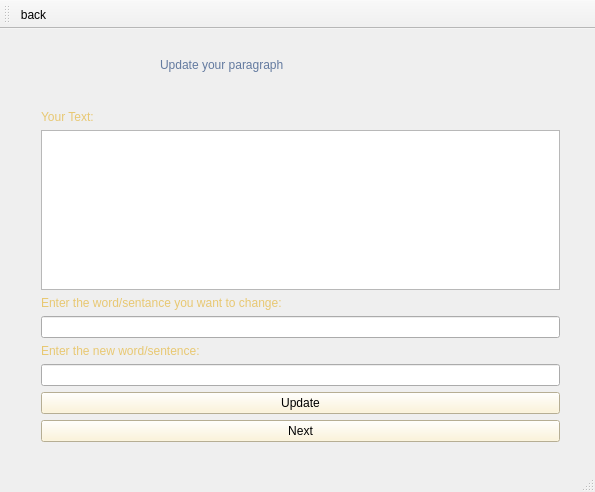
Rrr3rrr2004/Word-Frequency-Count, file UpdatePage.ui: the form before one commit.
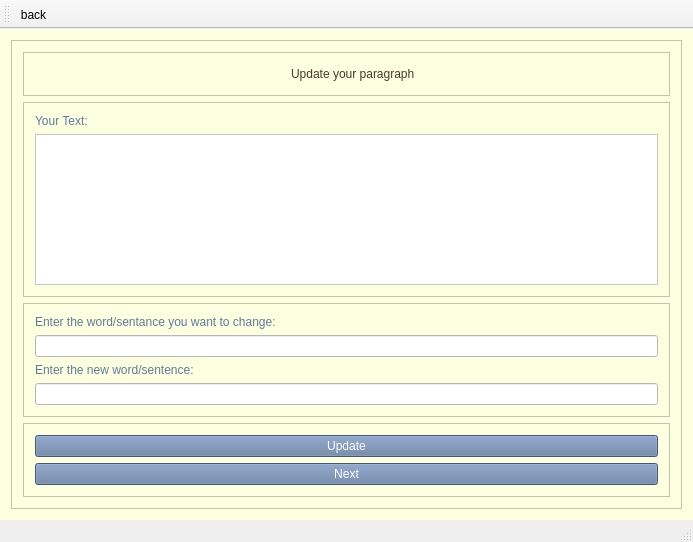
The form after the commit. Icons and pictures are not drawn.

```diff
--- a/UpdatePage.ui
+++ b/UpdatePage.ui
@@ -6,101 +6,184 @@
    <rect>
     <x>0</x>
     <y>0</y>
-    <width>595</width>
-    <height>492</height>
+    <width>693</width>
+    <height>542</height>
    </rect>
   </property>
   <property name="windowTitle">
    <string>UpdatePage</string>
   </property>
   <widget class="QWidget" name="centralWidget">
-   <widget class="QLabel" name="title">
-    <property name="geometry">
-     <rect>
-      <x>160</x>
-      <y>20</y>
-      <width>351</width>
-      <height>31</height>
-     </rect>
-    </property>
     <property name="styleSheet">
-     <string notr="true">color: rgb(99, 122, 159);
-font: 20pt &quot;Stencil&quot;;</string>
-    </property>
-    <property name="text">
-     <string>Update your paragraph</string>
-    </property>
-   </widget>
+    <string notr="true">background-color: rgb(252, 255, 224);</string>
+   </property>
+   <layout class="QGridLayout" name="gridLayout_6">
+    <item row="0" column="0">
+     <widget class="QFrame" name="frame">
+      <property name="frameShape">
+       <enum>QFrame::Shape::StyledPanel</enum>
+      </property>
+      <property name="frameShadow">
+       <enum>QFrame::Shadow::Raised</enum>
+      </property>
+      <layout class="QGridLayout" name="gridLayout_5">
+       <item row="0" column="0">
+        <widget class="QFrame" name="frame_2">
+         <property name="frameShape">
+          <enum>QFrame::Shape::StyledPanel</enum>
+         </property>
+         <property name="frameShadow">
+          <enum>QFrame::Shadow::Raised</enum>
+         </property>
+         <layout class="QGridLayout" name="gridLayout">
+          <item row="0" column="1">
    <widget class="QLabel" name="update">
-    <property name="geometry">
-     <rect>
-      <x>80</x>
-      <y>10</y>
-      <width>61</width>
-      <height>51</height>
-     </rect>
-    </property>
     <property name="text">
      <string/>
     </property>
    </widget>
-   <widget class="QWidget" name="layoutWidget">
-    <property name="geometry">
-     <rect>
-      <x>30</x>
-      <y>70</y>
-      <width>541</width>
-      <height>354</height>
-     </rect>
-    </property>
-    <layout class="QVBoxLayout" name="verticalLayout">
-     <item>
+          </item>
+          <item row="0" column="0">
+           <spacer name="horizontalSpacer">
+            <property name="orientation">
+             <enum>Qt::Orientation::Horizontal</enum>
+            </property>
+            <property name="sizeHint" stdset="0">
+             <size>
+              <width>40</width>
+              <height>20</height>
+             </size>
+            </property>
+           </spacer>
+          </item>
+          <item row="0" column="2">
+           <widget class="QLabel" name="title">
+            <property name="autoFillBackground">
+             <bool>false</bool>
+            </property>
+            <property name="styleSheet">
+             <string notr="true">font: 30pt &quot;Stencil&quot;;
+color: rgb(73, 57, 44);
+</string>
+            </property>
+            <property name="text">
+             <string>Update your paragraph</string>
+            </property>
+           </widget>
+          </item>
+          <item row="0" column="3">
+           <spacer name="horizontalSpacer_2">
+            <property name="orientation">
+             <enum>Qt::Orientation::Horizontal</enum>
+            </property>
+            <property name="sizeHint" stdset="0">
+             <size>
+              <width>40</width>
+              <height>20</height>
+             </size>
+            </property>
+           </spacer>
+          </item>
+         </layout>
+        </widget>
+       </item>
+       <item row="1" column="0">
+        <widget class="QFrame" name="frame_3">
+         <property name="frameShape">
+          <enum>QFrame::Shape::StyledPanel</enum>
+         </property>
+         <property name="frameShadow">
+          <enum>QFrame::Shadow::Raised</enum>
+         </property>
+         <layout class="QGridLayout" name="gridLayout_2">
+          <item row="0" column="0">
       <widget class="QLabel" name="subTitle">
        <property name="styleSheet">
-        <string notr="true">color: rgb(232, 200, 114);
-font: 700 12pt &quot;Times New Roman&quot;;</string>
+             <string notr="true">font: 700 15pt &quot;Times New Roman&quot;;
+color: rgb(99, 122, 159);</string>
        </property>
        <property name="text">
         <string>Your Text:</string>
        </property>
       </widget>
      </item>
-     <item>
+          <item row="1" column="0">
       <widget class="QTextEdit" name="textEdit">
+            <property name="styleSheet">
+             <string notr="true">font: 700 12pt &quot;Times New Roman&quot;;
+color: rgb(99, 122, 159);
+background-color: rgb(255, 255, 255);</string>
+            </property>
        <property name="readOnly">
         <bool>true</bool>
        </property>
       </widget>
      </item>
-     <item>
+         </layout>
+        </widget>
+       </item>
+       <item row="2" column="0">
+        <widget class="QFrame" name="frame_4">
+         <property name="frameShape">
+          <enum>QFrame::Shape::StyledPanel</enum>
+         </property>
+         <property name="frameShadow">
+          <enum>QFrame::Shadow::Raised</enum>
+         </property>
+         <layout class="QGridLayout" name="gridLayout_3">
+          <item row="0" column="0">
       <widget class="QLabel" name="subTitle1">
        <property name="styleSheet">
-        <string notr="true">color: rgb(232, 200, 114);
-font: 700 12pt &quot;Times New Roman&quot;;</string>
+             <string notr="true">font: 700 15pt &quot;Times New Roman&quot;;
+color: rgb(99, 122, 159);</string>
        </property>
        <property name="text">
         <string>Enter the word/sentance you want to change:</string>
        </property>
       </widget>
      </item>
-     <item>
-      <widget class="QLineEdit" name="oldLine"/>
-     </item>
-     <item>
+          <item row="1" column="0">
+           <widget class="QLineEdit" name="oldLine">
+            <property name="styleSheet">
+             <string notr="true">font: 700 12pt &quot;Times New Roman&quot;;
+color: rgb(99, 122, 159);
+background-color: rgb(255, 255, 255);</string>
+            </property>
+           </widget>
+          </item>
+          <item row="2" column="0">
       <widget class="QLabel" name="subTitle2">
        <property name="styleSheet">
-        <string notr="true">color: rgb(232, 200, 114);
-font: 700 12pt &quot;Times New Roman&quot;;</string>
+             <string notr="true">font: 700 15pt &quot;Times New Roman&quot;;
+color: rgb(99, 122, 159);</string>
        </property>
        <property name="text">
         <string>Enter the new word/sentence:</string>
        </property>
       </widget>
      </item>
-     <item>
-      <widget class="QLineEdit" name="newLine"/>
-     </item>
-     <item>
+          <item row="3" column="0">
+           <widget class="QLineEdit" name="newLine">
+            <property name="styleSheet">
+             <string notr="true">font: 700 12pt &quot;Times New Roman&quot;;
+color: rgb(99, 122, 159);
+background-color: rgb(255, 255, 255);</string>
+            </property>
+           </widget>
+          </item>
+         </layout>
+        </widget>
+       </item>
+       <item row="3" column="0">
+        <widget class="QFrame" name="frame_5">
+         <property name="frameShape">
+          <enum>QFrame::Shape::StyledPanel</enum>
+         </property>
+         <property name="frameShadow">
+          <enum>QFrame::Shadow::Raised</enum>
+         </property>
+         <layout class="QGridLayout" name="gridLayout_4">
+          <item row="0" column="0">
       <widget class="QPushButton" name="updateButton">
        <property name="sizePolicy">
         <sizepolicy hsizetype="Minimum" vsizetype="Preferred">
@@ -109,15 +192,16 @@
         </sizepolicy>
        </property>
        <property name="styleSheet">
-        <string notr="true">background-color: rgb(255, 243, 207);
-font: 700 10pt &quot;Times New Roman&quot;;</string>
+             <string notr="true">font: 700 15pt &quot;Traditional Arabic&quot;;
+background-color: rgb(99, 122, 159);
+color: rgb(255, 255, 255);</string>
        </property>
        <property name="text">
         <string>Update</string>
        </property>
       </widget>
      </item>
-     <item>
+          <item row="1" column="0">
       <widget class="QPushButton" name="next">
        <property name="sizePolicy">
         <sizepolicy hsizetype="Minimum" vsizetype="Preferred">
@@ -126,8 +210,9 @@
         </sizepolicy>
        </property>
        <property name="styleSheet">
-        <string notr="true">background-color: rgb(255, 243, 207);
-font: 700 10pt &quot;Times New Roman&quot;;</string>
+             <string notr="true">font: 700 15pt &quot;Traditional Arabic&quot;;
+background-color: rgb(99, 122, 159);
+color: rgb(255, 255, 255);</string>
        </property>
        <property name="text">
         <string>Next</string>
@@ -136,6 +221,11 @@
      </item>
     </layout>
    </widget>
+       </item>
+      </layout>
+     </widget>
+    </item>
+   </layout>
   </widget>
   <widget class="QToolBar" name="mainToolBar">
    <attribute name="toolBarArea">
```
Left out of the diff: 6 changed lines with no effect on the pictures. Lines whose indentation alone changed are shown as unchanged.
